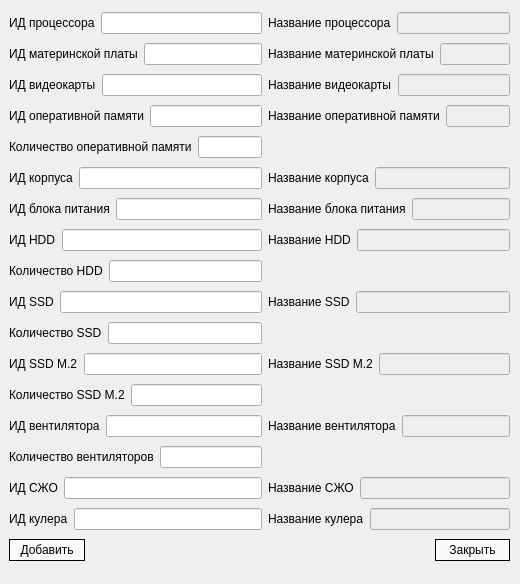
Qt form src/addcomputerdialog.ui (f0rw4rd-dev/hse-hsms-wpf) before a commit.
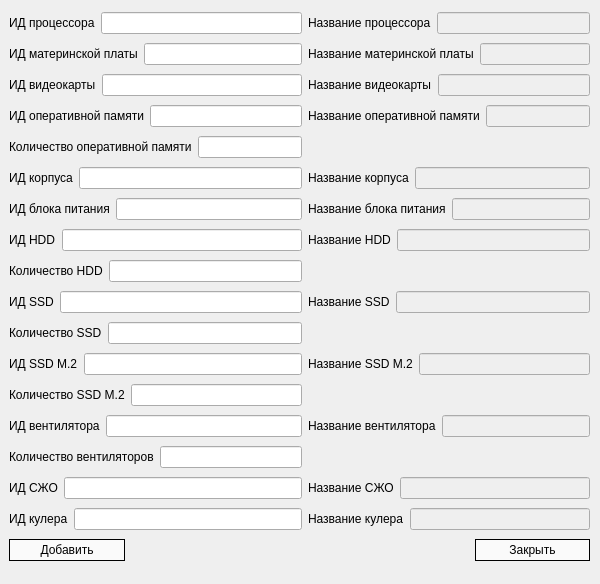
The same form after that commit.

What changed in the file:
```diff
--- a/src/addcomputerdialog.ui
+++ b/src/addcomputerdialog.ui
@@ -6,7 +6,7 @@
    <rect>
     <x>0</x>
     <y>0</y>
-    <width>520</width>
+    <width>600</width>
     <height>584</height>
    </rect>
   </property>
@@ -18,7 +18,7 @@
     <rect>
      <x>9</x>
      <y>9</y>
-     <width>501</width>
+     <width>581</width>
      <height>572</height>
     </rect>
    </property>
```
